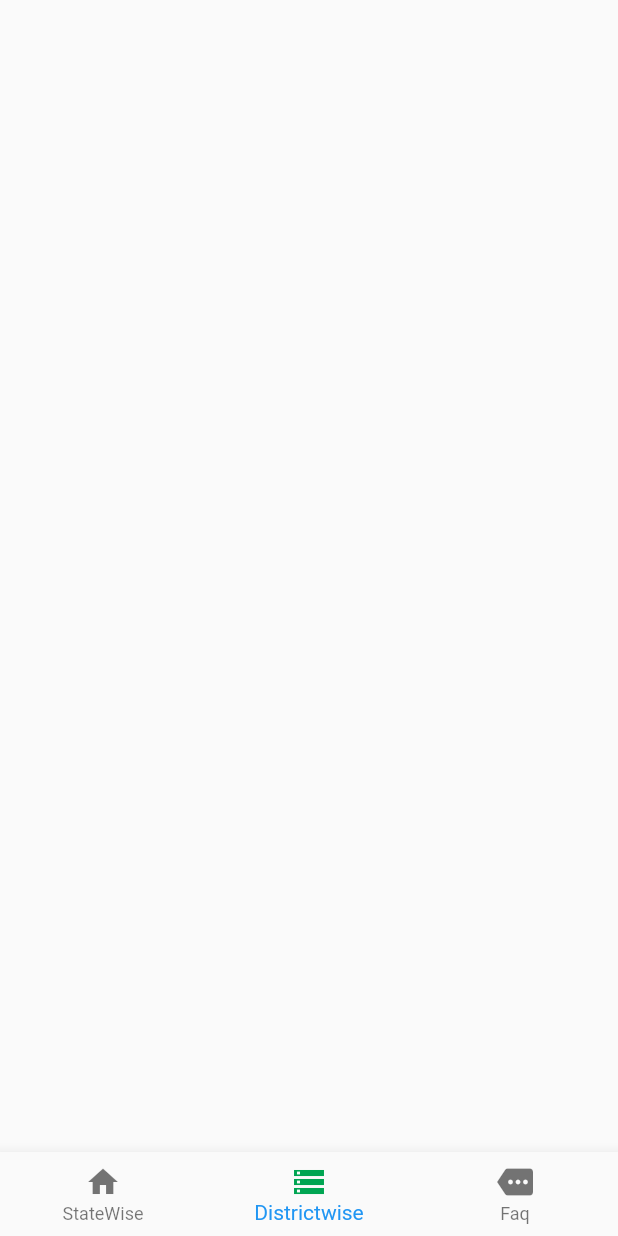
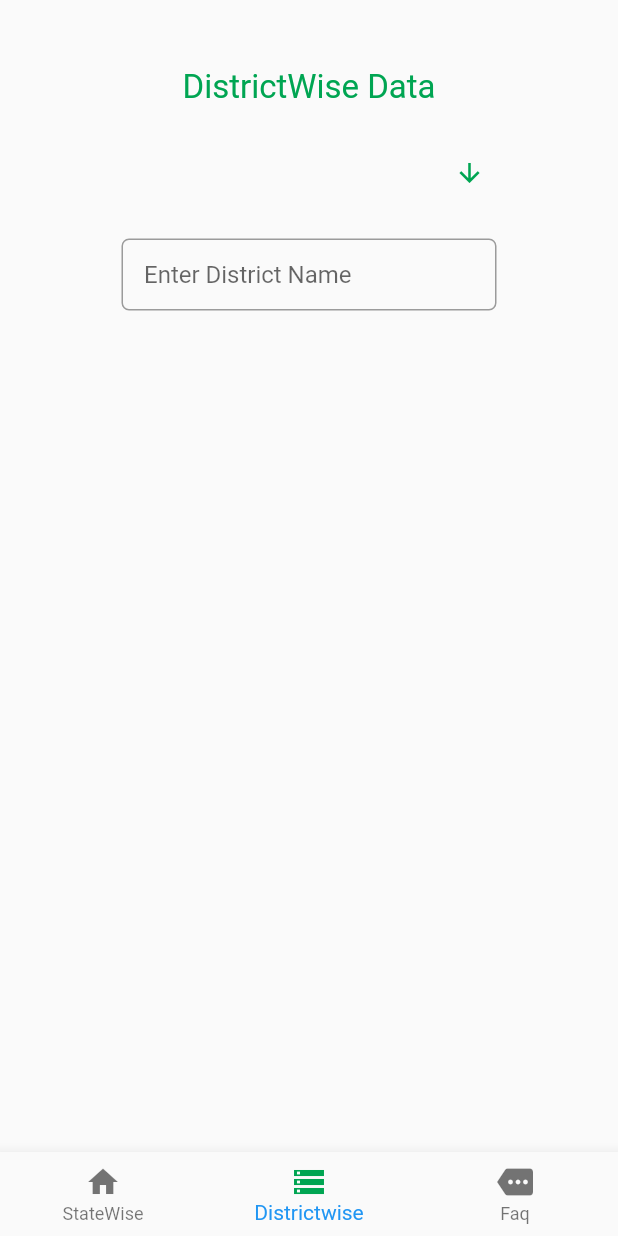
Before and after one commit to W0lFi3-IND/covidtracker, a Flutter app: the screen it shows after launch, item 2 of the bottom bar chosen, on a phone screen of 412 x 824 dp. Run offline on Flutter 3.47's test engine with Material 2 defaults, Android fonts, the phone set to English and light mode, and no system bars; our stand-ins replace lottie; network calls fail.

Commit message:
fourth commit

```diff
--- /dev/null
+++ b/lib/district.dart
@@ -0,0 +1,194 @@
+import 'dart:convert';
+
+import 'package:flutter/material.dart';
+import 'package:http/http.dart'as http;
+
+class District extends StatefulWidget{
+  @override
+  _DistrictState createState() => _DistrictState();
+}
+
+class _DistrictState extends State<District> {
+  @override
+  var api = "https://api.covid19india.org/state_district_wise.json";
+  var res;
+  var data;
+  var _chosenValue;
+  var cityname;
+  var datas;
+  var active,death,recover,confirm;
+  @override
+
+
+
+  fetchData() async {
+    res = await http.get(api);
+    data = jsonDecode(res.body)[_chosenValue];
+    datas = data["districtData"][cityname.toString()];
+    setState(() {});
+    print(datas);
+    active=datas["active"];
+    death=datas["deceased"].toString();
+    confirm=datas["confirmed"].toString();
+    recover=datas["recovered"].toString();
+
+  }
+
+  Widget build(BuildContext context) {
+    // TODO: implement build
+    return Scaffold(
+        body: Center(
+                    child: Padding(
+                      padding: const EdgeInsets.only(top:45.0),
+                      child: Column(
+                        children: <Widget>[
+                          Text("DistrictWise Data",style: TextStyle(
+                            fontSize:22,
+                            color: Color.fromRGBO(0, 165, 82, 100),
+                          ),),
+                          Padding(
+                            padding: const EdgeInsets.only(top:20.0),
+                            child: DropdownButton<String>(
+                              value:_chosenValue,
+                              elevation:5,
+                              underline:Container(),
+                              icon: Icon(Icons.arrow_downward),
+                              iconSize: 20.0,
+                              iconEnabledColor: Color.fromRGBO(0, 165, 82, 100),
+                              items: <String>["Andhra Pradesh","Arunachal Pradesh ","Assam","Bihar","Chhattisgarh","Goa","Gujarat","Haryana","Himachal Pradesh","Jammu and Kashmir",
+                                "Jharkhand","Karnataka","Kerala","Madhya Pradesh","Maharashtra","Manipur","Meghalaya","Mizoram","Nagaland","Odisha","Punjab","Rajasthan","Sikkim",
+                                "Tamil Nadu","Telangana","Tripura","Uttar Pradesh","Uttarakhand","West Bengal","Andaman and Nicobar Islands","Chandigarh","Dadra and Nagar Haveli",
+                                "Daman and Diu","Lakshadweep","Delhi","Puducherry"]
+                                  .map<DropdownMenuItem<String>>((String value){
+                                    return DropdownMenuItem<String>(
+                                      value: value,
+                                      child: Text(value),
+                                    );
+                              }).toList(),
+                              onChanged: (String value){
+                                setState(() {
+                                  _chosenValue=value;
+                                });
+                              },
+                            ),
+                          ),
+                          Padding(
+                            padding: const EdgeInsets.only(top:20.0),
+                            child: Container(
+                              width: 250,
+                              child: TextFormField(
+                                cursorColor:Color.fromRGBO(0, 165, 82, 100),
+                                decoration: new InputDecoration(
+                                  border: OutlineInputBorder(
+                                      borderRadius: BorderRadius.all(Radius.circular(5.0)),
+                                      borderSide: BorderSide(color:Color.fromRGBO(0, 165, 82, 100))),
+                                    focusedBorder:OutlineInputBorder(
+                                        borderRadius: BorderRadius.all(Radius.circular(5.0)),
+                                        borderSide: BorderSide(color:Color.fromRGBO(0, 165, 82, 100))),
+                                    contentPadding:
+                                    EdgeInsets.only(left: 15, bottom: 11, top: 11, right: 15),
+                                    hintText:"Enter District Name"),
+                                onChanged: (text){
+                                  setState(() {
+                                    cityname=titleCase(text);
+                                    fetchData();
+                                  });
+                                },
+                              ),
+                            ),
+                          ),
+                          res!=null ?
+                          Padding(
+                            padding: const EdgeInsets.only(top:40.0),
+                            child: Card(
+                                child: Container(
+                                  width: 300,
+                                  height: 180,
+                                  child: Column(
+                                    children: <Widget>[
+                                      Padding(
+                                        padding: const EdgeInsets.only(bottom:5.0,top:10),
+                                        child: Text(cityname.toString(),style: TextStyle(
+                                            color: Color.fromRGBO(0, 165, 82,100),
+                                            fontWeight: FontWeight.w800,
+                                            fontSize: 20
+                                        ),),
+                                      ),
+
+                                      Divider(
+                                        color: Colors.black,
+                                      ),
+                                      Row(
+                                        mainAxisAlignment:MainAxisAlignment.spaceAround,
+                                        children: <Widget>[
+                                          Text("Active",style: TextStyle(
+                                              color:Colors.black,
+                                              fontWeight: FontWeight.w500
+                                          ),),
+                                          Text("Confirmed",style: TextStyle(
+                                              color:Colors.black,
+                                              fontWeight: FontWeight.w500
+                                          ),),
+                                          Text("Recovered",style: TextStyle(
+                                              color:Colors.black,
+                                              fontWeight: FontWeight.w500
+                                          ),),
+                                          Text("Death",style: TextStyle(
+                                              color:Colors.red,
+                                              fontWeight: FontWeight.w500
+                                          ),),
+                                        ],
+                                      ),
+                                      Padding(
+                                        padding: const EdgeInsets.only(top:28.0),
+                                        child: Row(
+                                          mainAxisAlignment:MainAxisAlignment.spaceAround,
+                                          children: <Widget>[
+                                            Text(active !=null ?active.toString():"",style: TextStyle(
+                                                color:Colors.orangeAccent,
+                                                fontWeight: FontWeight.w500,
+                                                fontSize: 16
+                                            ),),
+                                            Text(confirm !=null ?confirm.toString():"",style: TextStyle(
+                                                color:Colors.indigo,
+                                                fontWeight: FontWeight.w500,
+                                                fontSize: 16
+                                            ),),
+                                            Text(recover !=null ?recover.toString():"",style: TextStyle(
+                                                color:Colors.green,
+                                                fontWeight: FontWeight.w500,
+                                                fontSize: 16
+                                            ),),
+                                            Text(death !=null ?death.toString():"",style: TextStyle(
+                                                color:Colors.red,
+                                                fontWeight: FontWeight.w500,
+                                                fontSize: 16
+                                            ),),
+                                          ],
+                                        ),
+
+                                      ),
+
+
+                                    ],
+                                  ),
+                                )
+                            ),
+                          ):Container()
+                        ],
+                      ),
+                    ),
+                  ),
+    );
+  }
+    String titleCase(String text) {
+      if (text.length <= 1) return text.toUpperCase();
+      var words = text.split(' ');
+      var capitalized = words.map((word) {
+        var first = word.substring(0, 1).toUpperCase();
+        var rest = word.substring(1);
+        return '$first$rest';
+      });
+      return capitalized.join(' ');
+    }
+}
--- a/lib/homepage.dart
+++ b/lib/homepage.dart
@@ -1,5 +1,6 @@
 import 'dart:convert';
 
+import 'package:covidtracker/district.dart';
 import 'package:covidtracker/faq.dart';
 import 'package:covidtracker/home.dart';
 import 'package:flutter/cupertino.dart';
@@ -19,7 +20,7 @@ class _HomePageState extends State<HomePage> {
   int _currentIndex = 0;
   final List<Widget> _children = [
     Home(),
-    Container(),
+    District(),
     Faq(),
   ];
 
```
